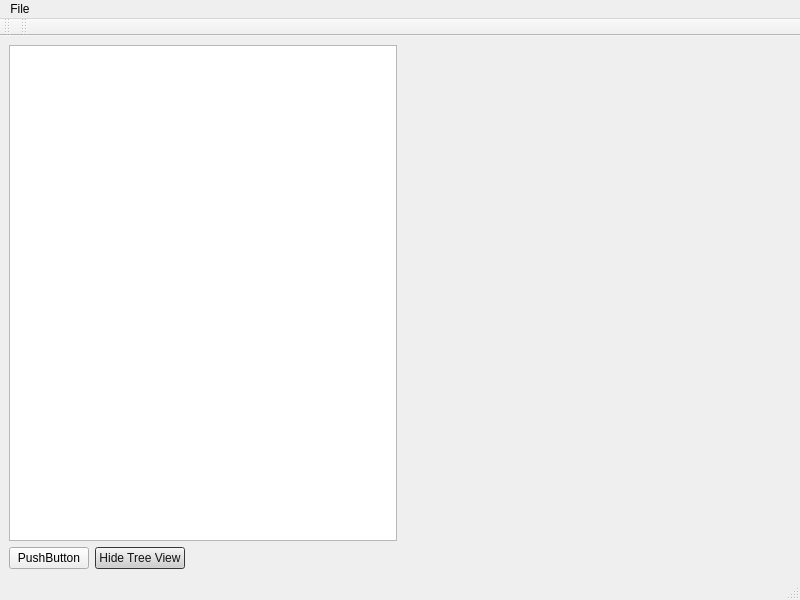
Before: the Qt Designer form GUI/mainwindow.ui in ninyo999/2024_EEEE2076_GROUP6, drawn with Qt 5.
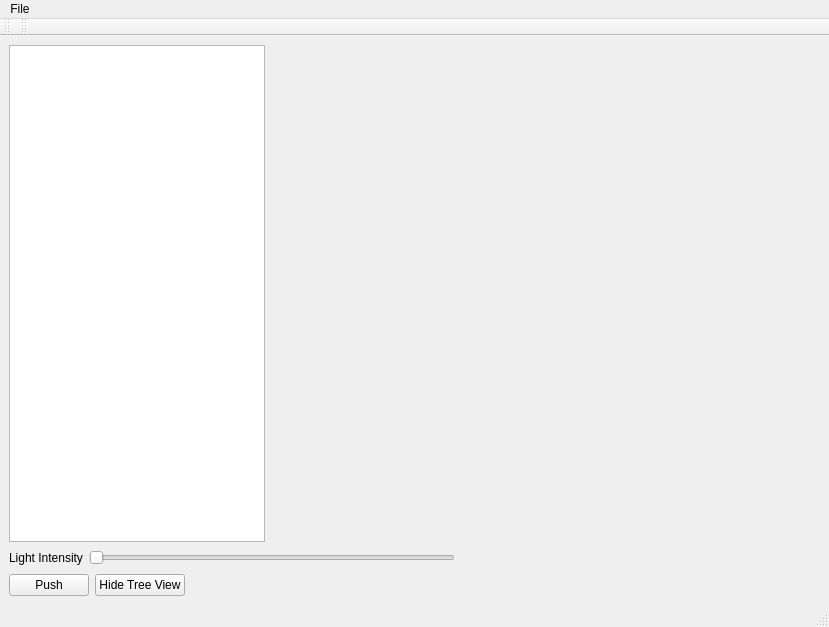
After: the same form once the commit is applied. Icons and pictures are not drawn. Custom widgets are drawn as their Qt base class.

```diff
--- a/GUI/mainwindow.ui
+++ b/GUI/mainwindow.ui
@@ -6,20 +6,17 @@
    <rect>
     <x>0</x>
     <y>0</y>
-    <width>800</width>
-    <height>600</height>
+    <width>829</width>
+    <height>627</height>
    </rect>
   </property>
   <property name="windowTitle">
    <string>MainWindow</string>
   </property>
-  <property name="autoFillBackground">
-   <bool>false</bool>
-  </property>
   <widget class="QWidget" name="centralwidget">
    <layout class="QVBoxLayout" name="verticalLayout">
     <item>
-     <layout class="QHBoxLayout" name="horizontalLayout_2">
+     <layout class="QHBoxLayout" name="horizontalLayout">
       <item>
        <widget class="QTreeView" name="treeView">
         <property name="sizePolicy">
@@ -28,12 +25,6 @@
           <verstretch>0</verstretch>
          </sizepolicy>
         </property>
-        <property name="maximumSize">
-         <size>
-          <width>10000000</width>
-          <height>16777215</height>
-         </size>
-        </property>
         <property name="contextMenuPolicy">
          <enum>Qt::ContextMenuPolicy::ActionsContextMenu</enum>
         </property>
@@ -42,339 +33,65 @@
       </item>
       <item>
        <widget class="QVTKOpenGLNativeWidget" name="vtkWidget" native="true">
-        <property name="maximumSize">
-         <size>
-          <width>10000000</width>
-          <height>16777215</height>
-         </size>
+        <property name="sizePolicy">
+         <sizepolicy hsizetype="Expanding" vsizetype="Expanding">
+          <horstretch>0</horstretch>
+          <verstretch>0</verstretch>
+         </sizepolicy>
         </property>
        </widget>
       </item>
      </layout>
     </item>
     <item>
-     <layout class="QHBoxLayout" name="horizontalLayout">
+     <layout class="QHBoxLayout" name="horizontalLayout_4">
+      <item>
+       <widget class="QLabel" name="label">
+        <property name="text">
+         <string>Light Intensity</string>
+        </property>
+       </widget>
+      </item>
+      <item>
+       <layout class="QHBoxLayout" name="horizontalLayout_3">
+        <item>
+         <widget class="QSlider" name="horizontalSlider">
+          <property name="maximum">
+           <number>100</number>
+          </property>
+          <property name="orientation">
+           <enum>Qt::Orientation::Horizontal</enum>
+          </property>
+         </widget>
+        </item>
+        <item>
+         <spacer name="horizontalSpacer_2">
+          <property name="orientation">
+           <enum>Qt::Orientation::Horizontal</enum>
+          </property>
+          <property name="sizeHint" stdset="0">
+           <size>
+            <width>40</width>
+            <height>20</height>
+           </size>
+          </property>
+         </spacer>
+        </item>
+       </layout>
+      </item>
+     </layout>
+    </item>
+    <item>
+     <layout class="QHBoxLayout" name="horizontalLayout_2">
       <item>
        <widget class="QPushButton" name="pushButton">
         <property name="text">
-         <string>PushButton</string>
+         <string>Push</string>
         </property>
        </widget>
       </item>
       <item>
        <widget class="QPushButton" name="toggleTreeViewButton">
-        <property name="palette">
-         <palette>
-          <active>
-           <colorrole role="WindowText">
-            <brush brushstyle="SolidPattern">
-             <color alpha="255">
-              <red>255</red>
-              <green>255</green>
-              <blue>255</blue>
-             </color>
-            </brush>
-           </colorrole>
-           <colorrole role="Button">
-            <brush brushstyle="SolidPattern">
-             <color alpha="255">
-              <red>206</red>
-              <green>206</green>
-              <blue>206</blue>
-             </color>
-            </brush>
-           </colorrole>
-           <colorrole role="Midlight">
-            <brush brushstyle="SolidPattern">
-             <color alpha="255">
-              <red>33</red>
-              <green>33</green>
-              <blue>33</blue>
-             </color>
-            </brush>
-           </colorrole>
-           <colorrole role="Dark">
-            <brush brushstyle="SolidPattern">
-             <color alpha="255">
-              <red>33</red>
-              <green>33</green>
-              <blue>33</blue>
-             </color>
-            </brush>
-           </colorrole>
-           <colorrole role="Mid">
-            <brush brushstyle="SolidPattern">
-             <color alpha="255">
-              <red>208</red>
-              <green>208</green>
-              <blue>208</blue>
-             </color>
-            </brush>
-           </colorrole>
-           <colorrole role="Text">
-            <brush brushstyle="SolidPattern">
-             <color alpha="255">
-              <red>0</red>
-              <green>0</green>
-              <blue>0</blue>
-             </color>
-            </brush>
-           </colorrole>
-           <colorrole role="ButtonText">
-            <brush brushstyle="SolidPattern">
-             <color alpha="255">
-              <red>17</red>
-              <green>17</green>
-              <blue>17</blue>
-             </color>
-            </brush>
-           </colorrole>
-           <colorrole role="Window">
-            <brush brushstyle="SolidPattern">
-             <color alpha="255">
-              <red>76</red>
-              <green>76</green>
-              <blue>76</blue>
-             </color>
-            </brush>
-           </colorrole>
-           <colorrole role="Highlight">
-            <brush brushstyle="SolidPattern">
-             <color alpha="255">
-              <red>0</red>
-              <green>43</green>
-              <blue>76</blue>
-             </color>
-            </brush>
-           </colorrole>
-           <colorrole role="HighlightedText">
-            <brush brushstyle="SolidPattern">
-             <color alpha="255">
-              <red>0</red>
-              <green>0</green>
-              <blue>0</blue>
-             </color>
-            </brush>
-           </colorrole>
-           <colorrole role="PlaceholderText">
-            <brush brushstyle="SolidPattern">
-             <color alpha="128">
-              <red>63</red>
-              <green>63</green>
-              <blue>63</blue>
-             </color>
-            </brush>
-           </colorrole>
-          </active>
-          <inactive>
-           <colorrole role="WindowText">
-            <brush brushstyle="SolidPattern">
-             <color alpha="255">
-              <red>255</red>
-              <green>255</green>
-              <blue>255</blue>
-             </color>
-            </brush>
-           </colorrole>
-           <colorrole role="Button">
-            <brush brushstyle="SolidPattern">
-             <color alpha="255">
-              <red>206</red>
-              <green>206</green>
-              <blue>206</blue>
-             </color>
-            </brush>
-           </colorrole>
-           <colorrole role="Midlight">
-            <brush brushstyle="SolidPattern">
-             <color alpha="255">
-              <red>33</red>
-              <green>33</green>
-              <blue>33</blue>
-             </color>
-            </brush>
-           </colorrole>
-           <colorrole role="Dark">
-            <brush brushstyle="SolidPattern">
-             <color alpha="255">
-              <red>33</red>
-              <green>33</green>
-              <blue>33</blue>
-             </color>
-            </brush>
-           </colorrole>
-           <colorrole role="Mid">
-            <brush brushstyle="SolidPattern">
-             <color alpha="255">
-              <red>208</red>
-              <green>208</green>
-              <blue>208</blue>
-             </color>
-            </brush>
-           </colorrole>
-           <colorrole role="Text">
-            <brush brushstyle="SolidPattern">
-             <color alpha="255">
-              <red>0</red>
-              <green>0</green>
-              <blue>0</blue>
-             </color>
-            </brush>
-           </colorrole>
-           <colorrole role="ButtonText">
-            <brush brushstyle="SolidPattern">
-             <color alpha="255">
-              <red>17</red>
-              <green>17</green>
-              <blue>17</blue>
-             </color>
-            </brush>
-           </colorrole>
-           <colorrole role="Window">
-            <brush brushstyle="SolidPattern">
-             <color alpha="255">
-              <red>76</red>
-              <green>76</green>
-              <blue>76</blue>
-             </color>
-            </brush>
-           </colorrole>
-           <colorrole role="Highlight">
-            <brush brushstyle="SolidPattern">
-             <color alpha="255">
-              <red>0</red>
-              <green>43</green>
-              <blue>76</blue>
-             </color>
-            </brush>
-           </colorrole>
-           <colorrole role="HighlightedText">
-            <brush brushstyle="SolidPattern">
-             <color alpha="255">
-              <red>0</red>
-              <green>0</green>
-              <blue>0</blue>
-             </color>
-            </brush>
-           </colorrole>
-           <colorrole role="PlaceholderText">
-            <brush brushstyle="SolidPattern">
-             <color alpha="128">
-              <red>63</red>
-              <green>63</green>
-              <blue>63</blue>
-             </color>
-            </brush>
-           </colorrole>
-          </inactive>
-          <disabled>
-           <colorrole role="WindowText">
-            <brush brushstyle="SolidPattern">
-             <color alpha="255">
-              <red>33</red>
-              <green>33</green>
-              <blue>33</blue>
-             </color>
-            </brush>
-           </colorrole>
-           <colorrole role="Button">
-            <brush brushstyle="SolidPattern">
-             <color alpha="255">
-              <red>206</red>
-              <green>206</green>
-              <blue>206</blue>
-             </color>
-            </brush>
-           </colorrole>
-           <colorrole role="Midlight">
-            <brush brushstyle="SolidPattern">
-             <color alpha="255">
-              <red>33</red>
-              <green>33</green>
-              <blue>33</blue>
-             </color>
-            </brush>
-           </colorrole>
-           <colorrole role="Dark">
-            <brush brushstyle="SolidPattern">
-             <color alpha="255">
-              <red>33</red>
-              <green>33</green>
-              <blue>33</blue>
-             </color>
-            </brush>
-           </colorrole>
-           <colorrole role="Mid">
-            <brush brushstyle="SolidPattern">
-             <color alpha="255">
-              <red>208</red>
-              <green>208</green>
-              <blue>208</blue>
-             </color>
-            </brush>
-           </colorrole>
-           <colorrole role="Text">
-            <brush brushstyle="SolidPattern">
-             <color alpha="255">
-              <red>33</red>
-              <green>33</green>
-              <blue>33</blue>
-             </color>
-            </brush>
-           </colorrole>
-           <colorrole role="ButtonText">
-            <brush brushstyle="SolidPattern">
-             <color alpha="255">
-              <red>33</red>
-              <green>33</green>
-              <blue>33</blue>
-             </color>
-            </brush>
-           </colorrole>
-           <colorrole role="Base">
-            <brush brushstyle="SolidPattern">
-             <color alpha="255">
-              <red>76</red>
-              <green>76</green>
-              <blue>76</blue>
-             </color>
-            </brush>
-           </colorrole>
-           <colorrole role="Window">
-            <brush brushstyle="SolidPattern">
-             <color alpha="255">
-              <red>76</red>
-              <green>76</green>
-              <blue>76</blue>
-             </color>
-            </brush>
-           </colorrole>
-           <colorrole role="HighlightedText">
-            <brush brushstyle="SolidPattern">
-             <color alpha="255">
-              <red>0</red>
-              <green>0</green>
-              <blue>0</blue>
-             </color>
-            </brush>
-           </colorrole>
-           <colorrole role="PlaceholderText">
-            <brush brushstyle="SolidPattern">
-             <color alpha="128">
-              <red>63</red>
-              <green>63</green>
-              <blue>63</blue>
-             </color>
-            </brush>
-           </colorrole>
-          </disabled>
-         </palette>
-        </property>
-        <property name="font">
-         <font>
-          <family>Arial</family>
-         </font>
-        </property>
         <property name="text">
          <string>Hide Tree View</string>
         </property>
@@ -402,7 +119,7 @@
     <rect>
      <x>0</x>
      <y>0</y>
-     <width>800</width>
+     <width>829</width>
      <height>22</height>
     </rect>
    </property>
```
Left out of the diff: 10 changed lines with no effect on the pictures.
